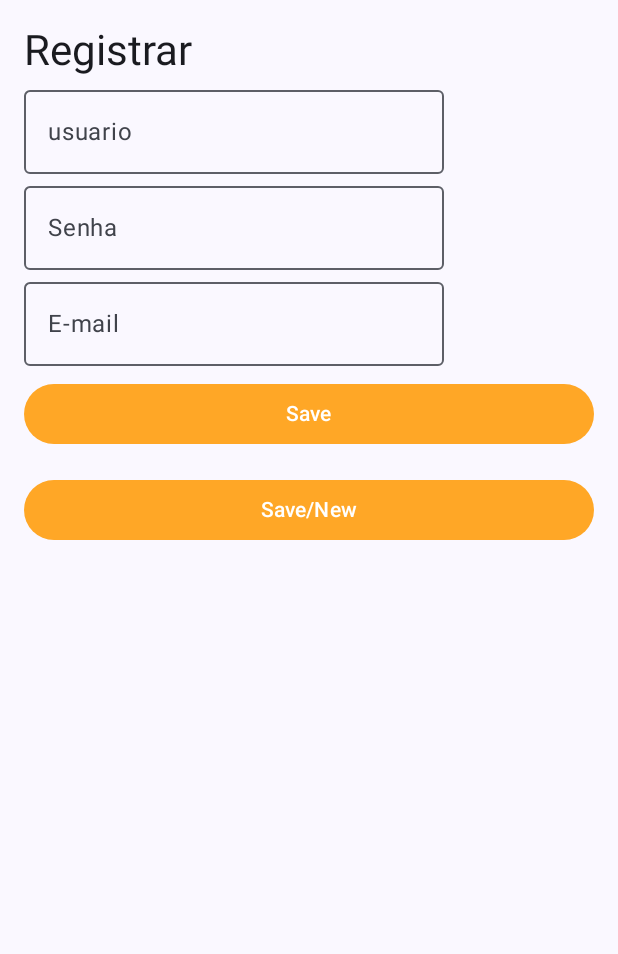
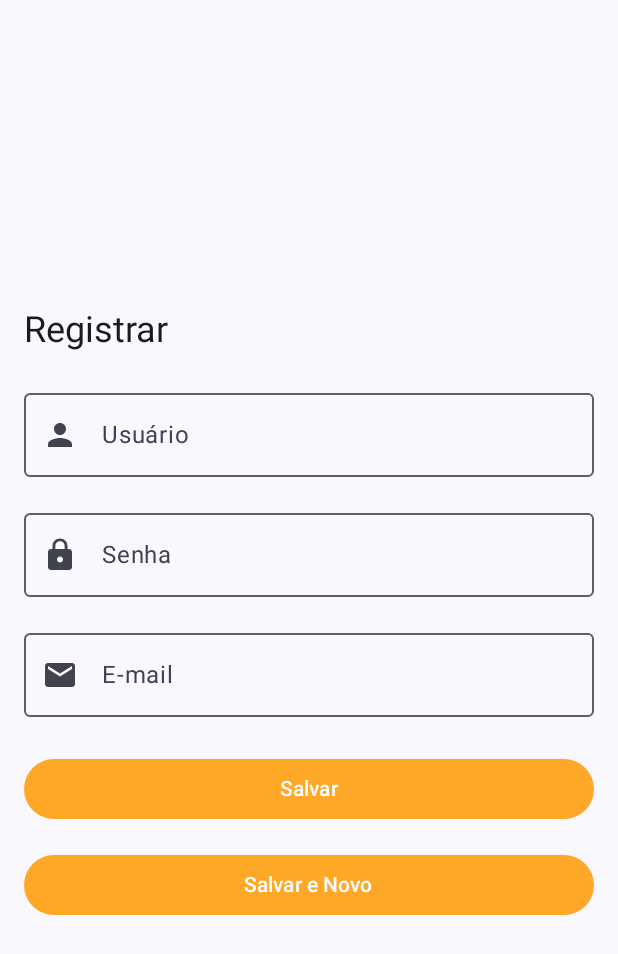
Before and after one commit to AugustoZG/Boa_Viagem, an Android app built with Jetpack Compose: the screen it shows after launch (MainActivity), after a tap on "Registrar", on a phone screen of 412 x 824 dp. Shown: the top 954 px of the screen. Run offline under Robolectric (Android 15) with nearby library versions, the phone set to English and light mode, and no system bars; our stand-ins replace Room's generated code.

Commit message:
Ultimo add otimizando

```diff
--- a/app/src/main/java/com/senac/boaviagem/MainActivity.kt
+++ b/app/src/main/java/com/senac/boaviagem/MainActivity.kt
@@ -51,7 +51,7 @@ class MainActivity : ComponentActivity() {
                         composable("login") { LoginScreen(navController,state, usuarioViewModel, ctx) }
                         composable("register") { TelaDeRegistro(navController,state, usuarioViewModel, ctx) }
                         composable("logado"){UserActivityScreen(state.value.usuario, state.value.email)}
-                        composable("consulta_viagem") { ConsultaViagem(viagemViewModel) }
+                        composable("consulta_viagem") { ConsultaViagem(viagemViewModel, navController) }
                         composable("userActivity/{username}") { backStackEntry ->
                             val username = backStackEntry.arguments?.getString("username") ?: "Desconhecido"
 
--- a/app/src/main/java/com/senac/boaviagem/RegisterScreen.kt
+++ b/app/src/main/java/com/senac/boaviagem/RegisterScreen.kt
@@ -1,21 +1,18 @@
 package com.senac.boaviagem.ui
-
 import android.content.Context
 import android.widget.Toast
-import androidx.compose.foundation.layout.Column
-import androidx.compose.foundation.layout.fillMaxWidth
-import androidx.compose.foundation.layout.padding
-import androidx.compose.material3.Button
-import androidx.compose.material3.ButtonDefaults
-import androidx.compose.material3.MaterialTheme
-import androidx.compose.material3.OutlinedTextField
-import androidx.compose.material3.Text
-import androidx.compose.runtime.Composable
-import androidx.compose.runtime.State
+import androidx.compose.foundation.layout.*
+import androidx.compose.material.icons.Icons
+import androidx.compose.material.icons.filled.Email
+import androidx.compose.material.icons.filled.Lock
+import androidx.compose.material.icons.filled.Person
+import androidx.compose.material3.*
+import androidx.compose.runtime.*
 import androidx.compose.ui.Modifier
 import androidx.compose.ui.graphics.Color
 import androidx.compose.ui.text.input.PasswordVisualTransformation
 import androidx.compose.ui.unit.dp
+import androidx.compose.ui.unit.sp
 import androidx.navigation.NavHostController
 import com.senac.boaviagem.entities.Usuario
 import com.senac.boaviagem.viewmodels.UsuarioViewModel
@@ -27,48 +24,84 @@ fun TelaDeRegistro(
     usuarioViewModel: UsuarioViewModel,
     ctx: Context
 ) {
-    Column(modifier = Modifier.padding(16.dp)) {
-        Text("Registrar", style = MaterialTheme.typography.headlineMedium)
+    Column(
+        modifier = Modifier
+            .padding(16.dp)
+            .fillMaxWidth(),
+        verticalArrangement = Arrangement.Center
+    ) {
+        Text("Registrar", style = MaterialTheme.typography.headlineMedium.copy(fontSize = 24.sp))
+
+        Spacer(modifier = Modifier.height(16.dp))
 
         OutlinedTextField(
             value = state.value.usuario,
-            onValueChange = { usuarioViewModel.updateUsuario(it)},
-            label = { Text("usuario") }
+            onValueChange = { usuarioViewModel.updateUsuario(it) },
+            label = { Text("Usuário") },
+            leadingIcon = { Icon(Icons.Filled.Person, contentDescription = null) },
+            singleLine = true,
+            modifier = Modifier.fillMaxWidth()
         )
+
+        Spacer(modifier = Modifier.height(16.dp))
+
         OutlinedTextField(
             value = state.value.senha,
-            onValueChange = { usuarioViewModel.updateSenha(it)},
+            onValueChange = { usuarioViewModel.updateSenha(it) },
             label = { Text("Senha") },
-            visualTransformation = PasswordVisualTransformation()
+            leadingIcon = { Icon(Icons.Filled.Lock, contentDescription = null) },
+            visualTransformation = PasswordVisualTransformation(),
+            singleLine = true,
+            modifier = Modifier.fillMaxWidth()
         )
+
+        Spacer(modifier = Modifier.height(16.dp))
+
         OutlinedTextField(
             value = state.value.email,
             onValueChange = { usuarioViewModel.updateEmail(it) },
-            label = { Text("E-mail") }
+            label = { Text("E-mail") },
+            leadingIcon = { Icon(Icons.Filled.Email, contentDescription = null) },
+            singleLine = true,
+            modifier = Modifier.fillMaxWidth()
         )
-        Button(onClick = {
+
+        Spacer(modifier = Modifier.height(16.dp))
+
+        Button(
+            onClick = {
+                if (state.value.usuario.isBlank() || state.value.senha.isBlank() || state.value.email.isBlank()) {
+                    Toast.makeText(ctx, "Por favor, preencha todos os campos", Toast.LENGTH_SHORT).show()
+                } else {
                     usuarioViewModel.save()
-            Toast.makeText(
-                ctx,
-                "Product saved",
-                Toast.LENGTH_SHORT
-            ).show()
+                    Toast.makeText(ctx, "Usuário salvo com sucesso", Toast.LENGTH_SHORT).show()
+                    navController.navigate("login")
+                }
             },
             modifier = Modifier
                 .fillMaxWidth()
                 .padding(vertical = 8.dp),
-            colors = ButtonDefaults.buttonColors(containerColor = Color(0xFFFFA726)))
-             {
-                Text(text = "Save")
+            colors = ButtonDefaults.buttonColors(containerColor = Color(0xFFFFA726))
+        ) {
+            Text(text = "Salvar")
         }
-        Button(onClick = {
+
+        Button(
+            onClick = {
+                if (state.value.usuario.isBlank() || state.value.senha.isBlank() || state.value.email.isBlank()) {
+                    Toast.makeText(ctx, "Por favor, preencha todos os campos", Toast.LENGTH_SHORT).show()
+                } else {
                     usuarioViewModel.saveNew()
+                    Toast.makeText(ctx, "Novo usuário salvo com sucesso", Toast.LENGTH_SHORT).show()
+                    navController.navigate("login")
+                }
             },
             modifier = Modifier
                 .fillMaxWidth()
                 .padding(vertical = 8.dp),
-            colors = ButtonDefaults.buttonColors(containerColor = Color(0xFFFFA726))) {
-                Text(text = "Save/New")
+            colors = ButtonDefaults.buttonColors(containerColor = Color(0xFFFFA726))
+        ) {
+            Text(text = "Salvar e Novo")
         }
     }
 }
--- a/app/src/main/java/com/senac/boaviagem/dao/UsuarioDao.kt
+++ b/app/src/main/java/com/senac/boaviagem/dao/UsuarioDao.kt
@@ -23,7 +23,7 @@ interface UsuarioDao {
     @Query("select * from usuario u where u.usuario = :usuario and u.senha = :senha")
     suspend fun login(usuario: String, senha: String) : Usuario?
     @Query("select * from usuario p where p.id = :id")
-    fun findById(id: Long) : Usuario?
+    suspend fun findById(id: Long) : Usuario?
     @Delete
     fun delete(usuario: Usuario)
 
```
Also changed, not shown: app/src/main/java/com/senac/boaviagem/Cadastro/CadastroViagem.kt (+28 -20 lines), app/src/main/java/com/senac/boaviagem/Consulta/ConsultaViagem.kt (+22 -16 lines), app/src/main/java/com/senac/boaviagem/TaskBar.kt (+3 -4 lines), app/src/main/java/com/senac/boaviagem/viewmodels/ViagemViewModel.kt (+9 -0 lines), app/src/main/res/drawable/background.jpg. Lines whose indentation alone changed are shown as unchanged.
